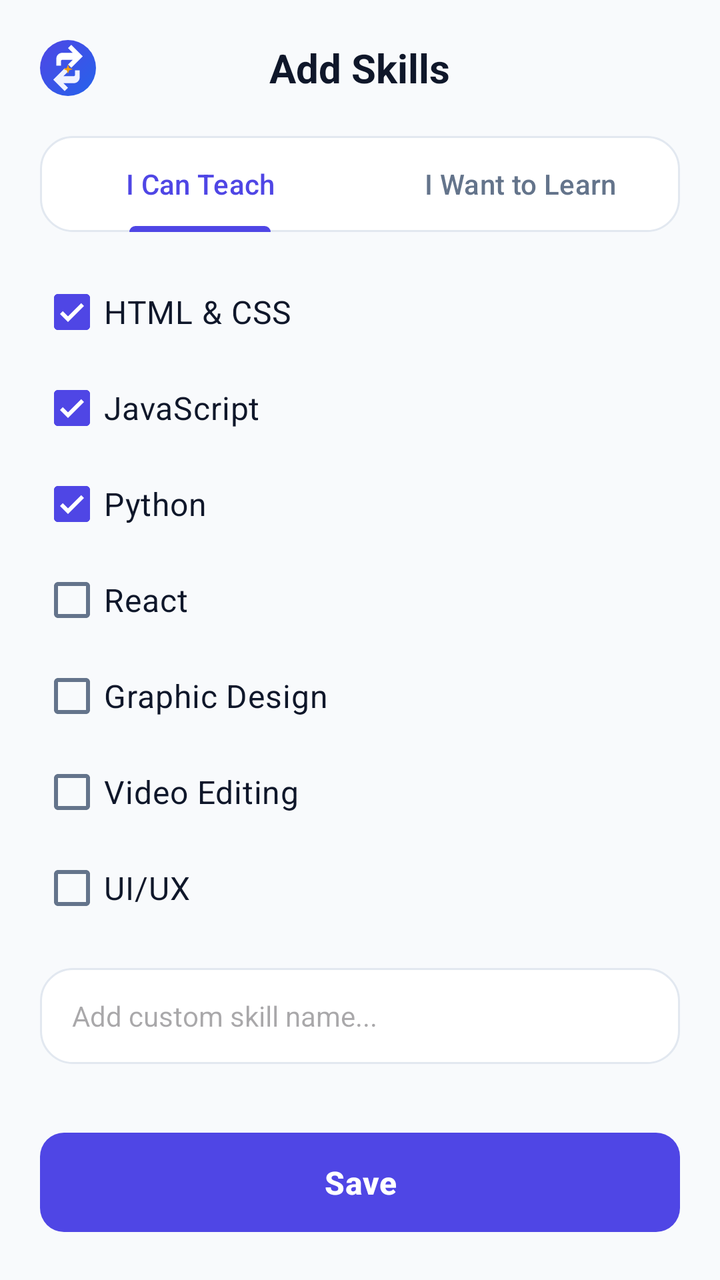
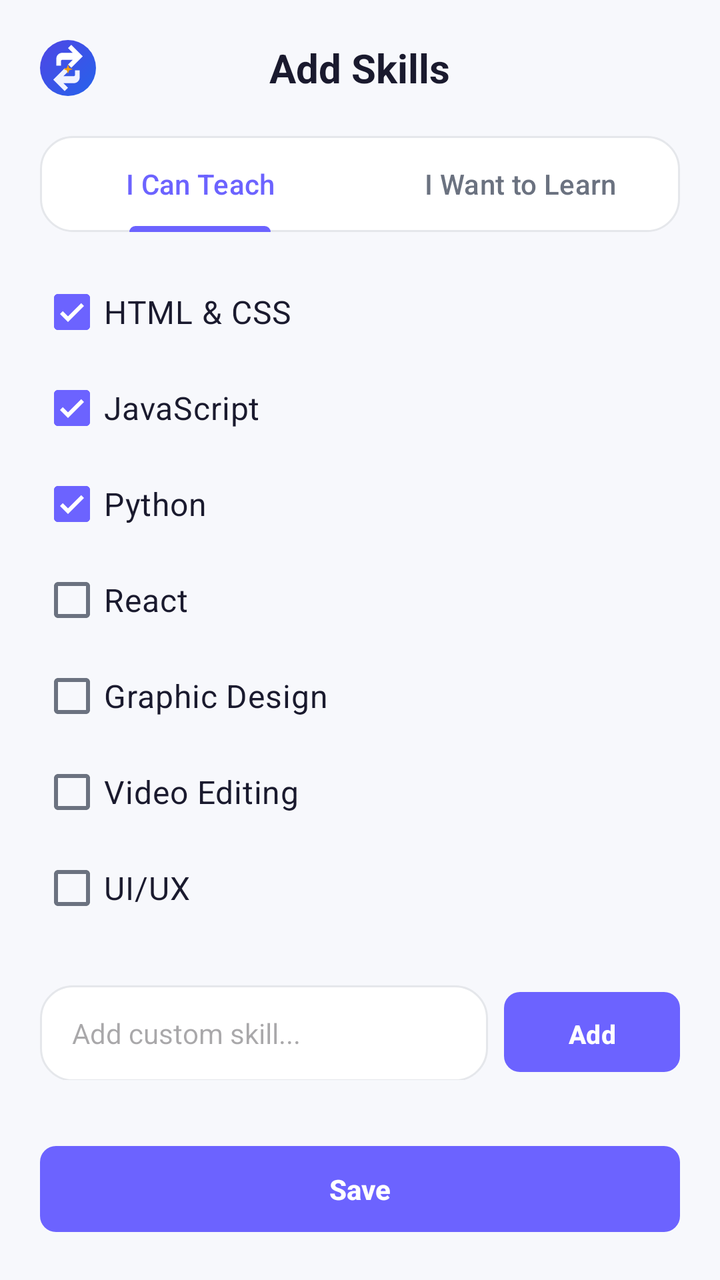

Two renders of the same Android screen: before a commit and after it. Below are the layout's source before the change and the commit's diff.
<!-- AndroidManifest.xml: application theme Theme.SkillBarter -->
<!-- res/layout/activity_add_skills.xml -->
<?xml version="1.0" encoding="utf-8"?>
<LinearLayout xmlns:android="http://schemas.android.com/apk/res/android"
    xmlns:app="http://schemas.android.com/apk/res-auto"
    android:layout_width="match_parent"
    android:layout_height="match_parent"
    android:background="@color/bg_light"
    android:orientation="vertical"
    android:padding="20dp">

    
    <RelativeLayout
        android:layout_width="match_parent"
        android:layout_height="wrap_content">

        <ImageView
            android:id="@+id/ivBack"
            android:layout_width="28dp"
            android:layout_height="28dp"
            android:layout_alignParentStart="true"
            android:layout_centerVertical="true"
            android:src="@drawable/ic_logo" />

        <TextView
            android:layout_width="wrap_content"
            android:layout_height="wrap_content"
            android:layout_centerInParent="true"
            android:text="Add Skills"
            android:textColor="@color/text_primary"
            android:textSize="20sp"
            android:textStyle="bold" />

    </RelativeLayout>

    <com.google.android.material.tabs.TabLayout
        android:id="@+id/tabLayout"
        android:layout_width="match_parent"
        android:layout_height="wrap_content"
        android:layout_marginTop="20dp"
        android:background="@drawable/bg_rounded_card"
        app:tabIndicatorColor="@color/primary"
        app:tabSelectedTextColor="@color/primary"
        app:tabTextColor="@color/text_secondary">

        <com.google.android.material.tabs.TabItem
            android:layout_width="wrap_content"
            android:layout_height="wrap_content"
            android:text="I Can Teach" />

        <com.google.android.material.tabs.TabItem
            android:layout_width="wrap_content"
            android:layout_height="wrap_content"
            android:text="I Want to Learn" />

    </com.google.android.material.tabs.TabLayout>

    <ScrollView
        android:layout_width="match_parent"
        android:layout_height="0dp"
        android:layout_marginTop="16dp"
        android:layout_weight="1">

        <LinearLayout
            android:id="@+id/layoutSkillOptions"
            android:layout_width="match_parent"
            android:layout_height="wrap_content"
            android:orientation="vertical">

            <CheckBox
                android:id="@+id/cbHtml"
                android:layout_width="match_parent"
                android:layout_height="wrap_content"
                android:checked="true"
                android:text="HTML &amp; CSS"
                android:textColor="@color/text_primary"
                android:textSize="16sp" />

            <CheckBox
                android:id="@+id/cbJs"
                android:layout_width="match_parent"
                android:layout_height="wrap_content"
                android:checked="true"
                android:text="JavaScript"
                android:textColor="@color/text_primary"
                android:textSize="16sp" />

            <CheckBox
                android:id="@+id/cbPython"
                android:layout_width="match_parent"
                android:layout_height="wrap_content"
                android:checked="true"
                android:text="Python"
                android:textColor="@color/text_primary"
                android:textSize="16sp" />

            <CheckBox
                android:id="@+id/cbReact"
                android:layout_width="match_parent"
                android:layout_height="wrap_content"
                android:text="React"
                android:textColor="@color/text_primary"
                android:textSize="16sp" />

            <CheckBox
                android:id="@+id/cbGraphicDesign"
                android:layout_width="match_parent"
                android:layout_height="wrap_content"
                android:text="Graphic Design"
                android:textColor="@color/text_primary"
                android:textSize="16sp" />

            <CheckBox
                android:id="@+id/cbVideoEditing"
                android:layout_width="match_parent"
                android:layout_height="wrap_content"
                android:text="Video Editing"
                android:textColor="@color/text_primary"
                android:textSize="16sp" />

            <CheckBox
                android:id="@+id/cbUiUx"
                android:layout_width="match_parent"
                android:layout_height="wrap_content"
                android:text="UI/UX"
                android:textColor="@color/text_primary"
                android:textSize="16sp" />

            <EditText
                android:id="@+id/etCustomSkill"
                android:layout_width="match_parent"
                android:layout_height="48dp"
                android:layout_marginTop="16dp"
                android:background="@drawable/bg_rounded_card"
                android:hint="Add custom skill name..."
                android:inputType="text"
                android:paddingHorizontal="16dp"
                android:textColor="@color/text_primary"
                android:textSize="14sp" />

        </LinearLayout>

    </ScrollView>

    <Button
        android:id="@+id/btnSave"
        style="@style/Widget.SkillBarter.Button"
        android:layout_width="match_parent"
        android:layout_height="wrap_content"
        android:layout_marginTop="16dp"
        android:text="Save" />

</LinearLayout>
<!-- resources referenced by this layout -->
<resources>
  <color name="bg_light">#F8FAFC</color>
  <color name="primary">#4F46E5</color>
  <color name="text_primary">#0F172A</color>
  <color name="text_secondary">#64748B</color>
  <!-- drawable bg_rounded_card (drawable) -->
  <?xml version="1.0" encoding="utf-8"?>
  <shape xmlns:android="http://schemas.android.com/apk/res/android"
      android:shape="rectangle">
      <solid android:color="@color/surface_white" />
      <corners android:radius="16dp" />
      <stroke android:width="1dp" android:color="@color/divider_color" />
  </shape>
  <!-- drawable ic_logo (drawable) -->
  <vector xmlns:android="http://schemas.android.com/apk/res/android"
      xmlns:aapt="http://schemas.android.com/aapt"
      android:width="96dp"
      android:height="96dp"
      android:viewportWidth="96"
      android:viewportHeight="96">
  
    
    <path
        android:pathData="M48,0A48,48 0,1 1,0,48 48,48 0,0 1,48,0Z">
      <aapt:attr name="android:fillColor">
        <gradient
            android:startX="0"
            android:startY="0"
            android:endX="96"
            android:endY="96"
            android:type="linear">
          <item android:offset="0.0" android:color="#4F46E5"/>
          <item android:offset="1.0" android:color="#2563EB"/>
        </gradient>
      </aapt:attr>
    </path>
  
    
    <path
        android:fillColor="#FFFFFF"
        android:pathData="M28,32 C28,26.477 32.477,22 38,22 L56,22 L48,14 L53.657,8.343 L73.314,28 L53.657,47.657 L48,42 L56,34 L38,34 C36.895,34 36,34.895 36,36 L36,44 L28,44 L28,32 Z"/>
  
    
    <path
        android:fillColor="#EEF2FF"
        android:pathData="M68,64 C68,69.523 63.523,74 58,74 L40,74 L48,82 L42.343,87.657 L22.686,68 L42.343,48.343 L48,54 L40,62 L58,62 C59.105,62 60,61.105 60,60 L60,52 L68,52 L68,64 Z"/>
  
    
    <path
        android:fillColor="#F59E0B"
        android:pathData="M48,42 L50,48 L56,50 L50,52 L48,58 L46,52 L40,50 L46,48 Z"/>
  
  </vector>
  <style name="Widget.SkillBarter.Button" parent="Widget.Material3.Button">
          <item name="backgroundTint">@color/primary</item>
          <item name="android:textColor">@color/white</item>
          <item name="cornerRadius">12dp</item>
          <item name="android:paddingTop">14dp</item>
          <item name="android:paddingBottom">14dp</item>
          <item name="android:textStyle">bold</item>
          <item name="android:textSize">16sp</item>
      </style>
  <style name="Theme.SkillBarter" parent="Base.Theme.SkillBarter" />
  <color name="surface_white">#FFFFFF</color>
  <color name="divider_color">#E2E8F0</color>
  <color name="white">#FFFFFF</color>
  <style name="Base.Theme.SkillBarter" parent="Theme.Material3.DayNight.NoActionBar">
          <item name="colorPrimary">@color/primary</item>
          <item name="colorOnPrimary">@color/white</item>
          <item name="colorPrimaryContainer">@color/primary_light</item>
          <item name="colorOnPrimaryContainer">@color/primary</item>
          <item name="android:colorBackground">@color/bg_light</item>
          <item name="colorSurface">@color/surface_white</item>
          <item name="colorOnSurface">@color/text_primary</item>
          <item name="colorOnSurfaceVariant">@color/text_secondary</item>
          <item name="android:statusBarColor">@color/bg_light</item>
          <item name="android:windowLightStatusBar">true</item>
      </style>
  <color name="primary_light">#EEF2FF</color>
</resources>

<!-- the commit's change to res/layout/activity_add_skills.xml (unified diff, before → after) -->
@@ -124,17 +124,42 @@
                 android:textColor="@color/text_primary"
                 android:textSize="16sp" />
 
-            <EditText
-                android:id="@+id/etCustomSkill"
+            <LinearLayout
+                android:id="@+id/layoutCustomSkills"
                 android:layout_width="match_parent"
-                android:layout_height="48dp"
-                android:layout_marginTop="16dp"
-                android:background="@drawable/bg_rounded_card"
-                android:hint="Add custom skill name..."
-                android:inputType="text"
-                android:paddingHorizontal="16dp"
-                android:textColor="@color/text_primary"
-                android:textSize="14sp" />
+                android:layout_height="wrap_content"
+                android:layout_marginTop="12dp"
+                android:orientation="vertical" />
+
+            <LinearLayout
+                android:layout_width="match_parent"
+                android:layout_height="wrap_content"
+                android:layout_marginTop="12dp"
+                android:orientation="horizontal">
+
+                <EditText
+                    android:id="@+id/etCustomSkill"
+                    android:layout_width="0dp"
+                    android:layout_height="48dp"
+                    android:layout_weight="1"
+                    android:background="@drawable/bg_rounded_card"
+                    android:hint="Add custom skill..."
+                    android:imeOptions="actionDone"
+                    android:inputType="text"
+                    android:paddingHorizontal="16dp"
+                    android:textColor="@color/text_primary"
+                    android:textSize="14sp" />
+
+                <Button
+                    android:id="@+id/btnAddCustom"
+                    style="@style/Widget.SkillBarter.Button"
+                    android:layout_width="wrap_content"
+                    android:layout_height="48dp"
+                    android:layout_marginStart="8dp"
+                    android:text="Add"
+                    android:textSize="13sp" />
+
+            </LinearLayout>
 
         </LinearLayout>
 
<!-- resource entries referenced after the edit -->
@@ -1,9 +1,9 @@
 <!-- resources referenced by this layout -->
 <resources>
-  <color name="bg_light">#F8FAFC</color>
-  <color name="primary">#4F46E5</color>
-  <color name="text_primary">#0F172A</color>
-  <color name="text_secondary">#64748B</color>
+  <color name="bg_light">#F7F8FC</color>
+  <color name="primary">#6C63FF</color>
+  <color name="text_primary">#1A1A2E</color>
+  <color name="text_secondary">#6B7280</color>
   <!-- drawable bg_rounded_card (drawable) -->
   <?xml version="1.0" encoding="utf-8"?>
   <shape xmlns:android="http://schemas.android.com/apk/res/android"
@@ -55,15 +55,15 @@
   <style name="Widget.SkillBarter.Button" parent="Widget.Material3.Button">
           <item name="backgroundTint">@color/primary</item>
           <item name="android:textColor">@color/white</item>
-          <item name="cornerRadius">12dp</item>
-          <item name="android:paddingTop">14dp</item>
-          <item name="android:paddingBottom">14dp</item>
+          <item name="cornerRadius">8dp</item>
+          <item name="android:paddingTop">12dp</item>
+          <item name="android:paddingBottom">12dp</item>
           <item name="android:textStyle">bold</item>
-          <item name="android:textSize">16sp</item>
+          <item name="android:textSize">14sp</item>
       </style>
   <style name="Theme.SkillBarter" parent="Base.Theme.SkillBarter" />
   <color name="surface_white">#FFFFFF</color>
-  <color name="divider_color">#E2E8F0</color>
+  <color name="divider_color">#E5E7EB</color>
   <color name="white">#FFFFFF</color>
   <style name="Base.Theme.SkillBarter" parent="Theme.Material3.DayNight.NoActionBar">
           <item name="colorPrimary">@color/primary</item>
@@ -74,9 +74,9 @@
           <item name="colorSurface">@color/surface_white</item>
           <item name="colorOnSurface">@color/text_primary</item>
           <item name="colorOnSurfaceVariant">@color/text_secondary</item>
-          <item name="android:statusBarColor">@color/bg_light</item>
+          <item name="android:statusBarColor">@color/surface_white</item>
           <item name="android:windowLightStatusBar">true</item>
       </style>
-  <color name="primary_light">#EEF2FF</color>
+  <color name="primary_light">#EEF0FF</color>
 </resources>
 
